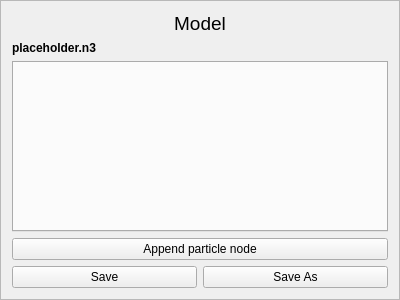
Above: code/qttoolkit/contentbrowser/ui/modelinfowidget.ui from gscept/nebula-trifid before the change. Below: the same form after it.
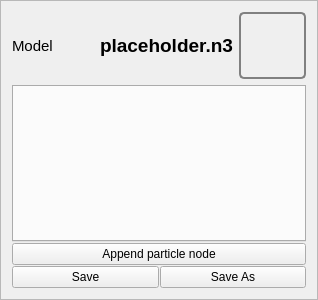
That is the form after the change.

Patch:
```diff
--- a/code/qttoolkit/contentbrowser/ui/modelinfowidget.ui
+++ b/code/qttoolkit/contentbrowser/ui/modelinfowidget.ui
@@ -6,7 +6,7 @@
    <rect>
     <x>0</x>
     <y>0</y>
-    <width>400</width>
+    <width>318</width>
     <height>300</height>
    </rect>
   </property>
@@ -25,22 +25,7 @@
    <enum>QFrame::Plain</enum>
   </property>
   <layout class="QGridLayout" name="gridLayout">
-   <item row="0" column="0">
-    <widget class="QLabel" name="label">
-     <property name="font">
-      <font>
-       <pointsize>14</pointsize>
-      </font>
-     </property>
-     <property name="text">
-      <string>Model</string>
-     </property>
-     <property name="alignment">
-      <set>Qt::AlignCenter</set>
-     </property>
-    </widget>
-   </item>
-   <item row="1" column="0">
+   <item row="2" column="1">
     <widget class="QFrame" name="frame">
      <property name="sizePolicy">
       <sizepolicy hsizetype="Expanding" vsizetype="Expanding">
@@ -56,7 +41,7 @@
        <number>0</number>
       </property>
       <property name="spacing">
-       <number>6</number>
+       <number>1</number>
       </property>
       <item row="3" column="0">
        <widget class="QPushButton" name="saveButton">
@@ -75,20 +60,6 @@
       <item row="1" column="0" colspan="2">
        <widget class="QTabWidget" name="nodeWidget"/>
       </item>
-      <item row="0" column="0">
-       <widget class="QLabel" name="modelName">
-        <property name="font">
-         <font>
-          <pointsize>9</pointsize>
-          <weight>75</weight>
-          <bold>true</bold>
-         </font>
-        </property>
-        <property name="text">
-         <string>placeholder.n3</string>
-        </property>
-       </widget>
-      </item>
       <item row="2" column="0" colspan="2">
        <widget class="QPushButton" name="addParticleNode">
         <property name="text">
@@ -99,6 +70,62 @@
      </layout>
     </widget>
    </item>
+   <item row="1" column="1">
+    <layout class="QGridLayout" name="gridLayout_3">
+     <item row="0" column="0">
+      <widget class="QLabel" name="label">
+       <property name="font">
+        <font>
+         <pointsize>11</pointsize>
+        </font>
+       </property>
+       <property name="text">
+        <string>Model</string>
+       </property>
+       <property name="alignment">
+        <set>Qt::AlignLeading|Qt::AlignLeft|Qt::AlignVCenter</set>
+       </property>
+      </widget>
+     </item>
+     <item row="0" column="1">
+      <widget class="QLabel" name="modelName">
+       <property name="font">
+        <font>
+         <pointsize>14</pointsize>
+         <weight>75</weight>
+         <bold>true</bold>
+        </font>
+       </property>
+       <property name="text">
+        <string>placeholder.n3</string>
+       </property>
+      </widget>
+     </item>
+     <item row="0" column="2">
+      <widget class="QLabel" name="modelThumbnail">
+       <property name="sizePolicy">
+        <sizepolicy hsizetype="Fixed" vsizetype="Fixed">
+         <horstretch>0</horstretch>
+         <verstretch>0</verstretch>
+        </sizepolicy>
+       </property>
+       <property name="minimumSize">
+        <size>
+         <width>67</width>
+         <height>67</height>
+        </size>
+       </property>
+       <property name="styleSheet">
+        <string notr="true">border: 2px solid gray;
+border-radius: 5px;</string>
+       </property>
+       <property name="text">
+        <string/>
+       </property>
+      </widget>
+     </item>
+    </layout>
+   </item>
   </layout>
  </widget>
  <resources/>
```
